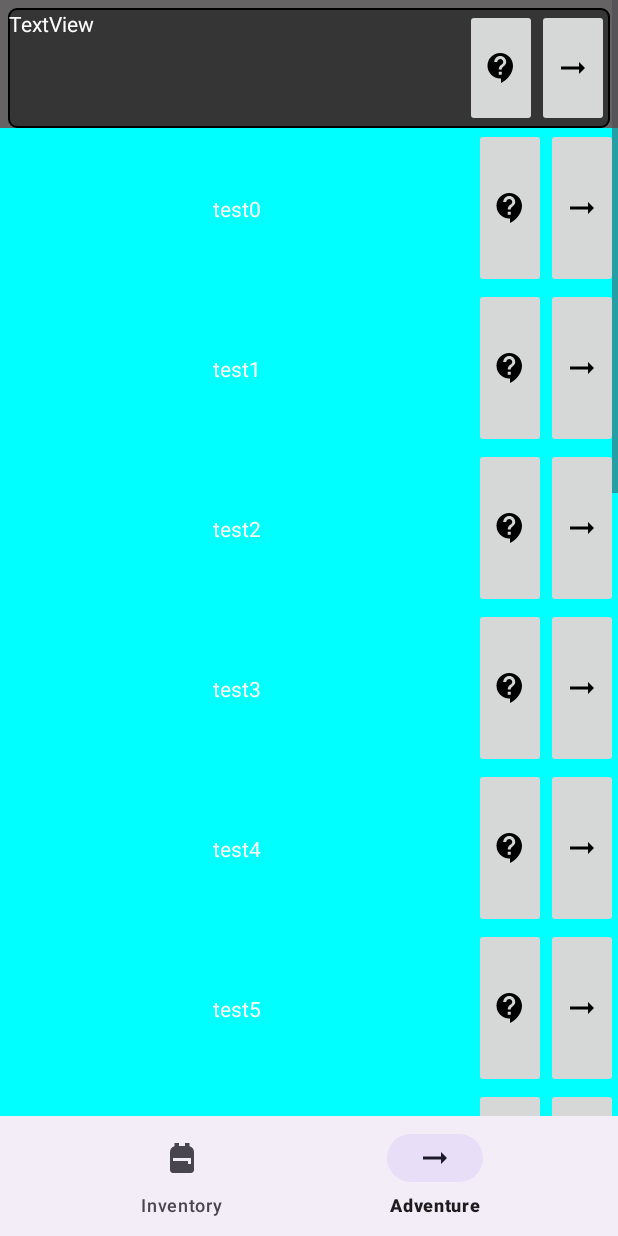
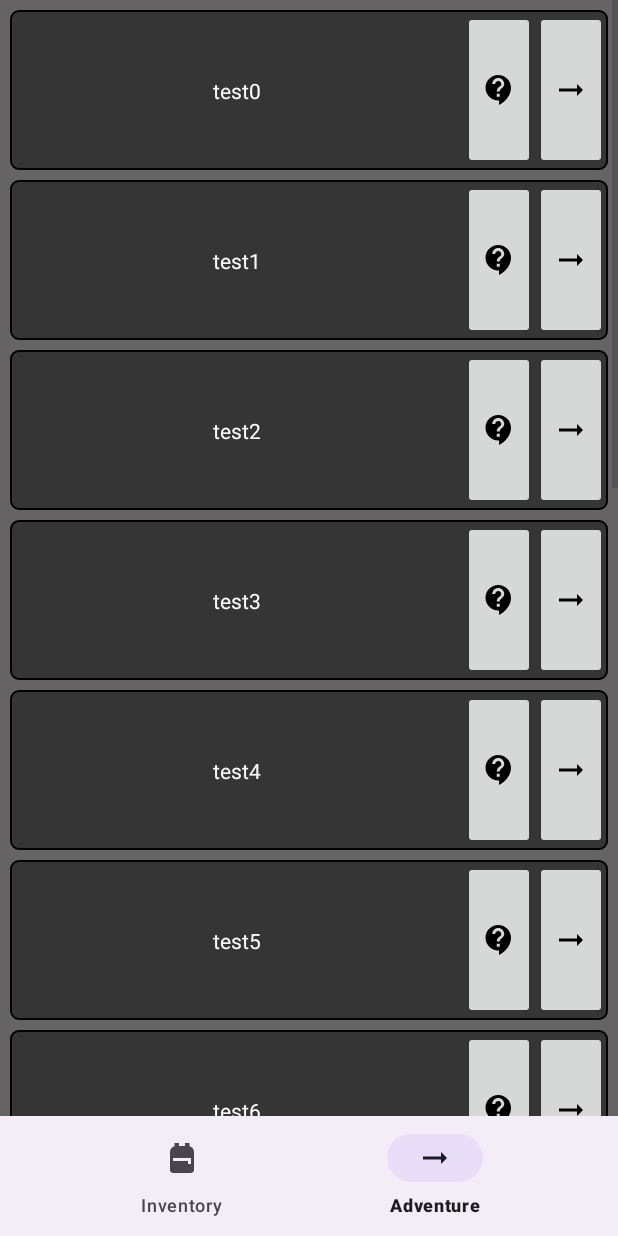
Before and after one commit to Kprzeslawski/MobileApp, an Android app: the screen it shows after launch (MainActivity), item 2 of the bottom bar chosen, on a phone screen of 412 x 824 dp. Run offline under Robolectric (Android 15) with nearby library versions, the phone set to English and light mode, and no system bars.

Commit message:
remove example record add background shape

```diff
--- a/app/src/main/java/com/example/app1/AdventureFragment.java
+++ b/app/src/main/java/com/example/app1/AdventureFragment.java
@@ -43,7 +43,7 @@ public class AdventureFragment extends Fragment {
                 ViewGroup.LayoutParams.MATCH_PARENT,
                 160
         ));
-        record.setBackgroundColor(Color.CYAN);
+        record.setBackgroundResource(R.drawable.rounded_corner);
 
         //create and add textview
         TextView textView = new TextView(requireContext());
@@ -85,28 +85,8 @@ public class AdventureFragment extends Fragment {
 
     public void init(View v) {
 
-//        <androidx.constraintlayout.widget.ConstraintLayout
-//        android:id="@+id/list_elem_2"
-//        android:layout_width="0dp"
-//        android:layout_height="80dp"
-//        app:layout_constraintLeft_toLeftOf="parent"
-//        app:layout_constraintRight_toRightOf="parent"
-//        app:layout_constraintTop_toBottomOf="@+id/list_elem_1">
-//            <TextView
-//        android:id="@+id/rec2"
-//        android:layout_width="0dp"
-//        android:layout_height="0dp"
-//        android:textColor="@color/white"
-//        android:text="TextView"
-//        app:layout_constraintBottom_toBottomOf="parent"
-//        app:layout_constraintEnd_toEndOf="parent"
-//        app:layout_constraintStart_toStartOf="parent"
-//        app:layout_constraintTop_toTopOf="parent" />
-//        </androidx.constraintlayout.widget.ConstraintLayout>
-
-
         ConstraintLayout par = v.findViewById(R.id.adv_list_parent);
-        int prev_id = R.id.list_elem_1;
+        int prev_id = ConstraintSet.PARENT_ID;
 
         for(int i=0;i<15;i++){
             ConstraintLayout rec = createNewTabElem("test"+i);
@@ -116,39 +96,21 @@ public class AdventureFragment extends Fragment {
             res_set.clone(par);
 
             res_set.connect(
-                    rec.getId(), ConstraintSet.LEFT, ConstraintSet.PARENT_ID, ConstraintSet.LEFT, 0
+                    rec.getId(), ConstraintSet.LEFT, ConstraintSet.PARENT_ID, ConstraintSet.LEFT, 10
             );
             res_set.connect(
-                    rec.getId(), ConstraintSet.RIGHT, ConstraintSet.PARENT_ID, ConstraintSet.RIGHT, 0
+                    rec.getId(), ConstraintSet.RIGHT, ConstraintSet.PARENT_ID, ConstraintSet.RIGHT, 10
             );
-            res_set.connect(
-                    rec.getId(), ConstraintSet.TOP, prev_id, ConstraintSet.BOTTOM, 0
-            );
+            if(prev_id != ConstraintSet.PARENT_ID)
+                res_set.connect(rec.getId(), ConstraintSet.TOP, prev_id, ConstraintSet.BOTTOM, 10);
+            else
+                res_set.connect(rec.getId(), ConstraintSet.TOP, ConstraintSet.PARENT_ID, ConstraintSet.TOP, 10);
+
+
             res_set.applyTo(par);
 
             prev_id = rec.getId();
         }
-
-
-//        TextView tv_rec = new TextView(requireContext());
-//        tv_rec.setText("Location Name");
-//        tv_rec.setTextColor(Color.WHITE);
-//
-//
-//
-//        TableLayout stk = (TableLayout) v.findViewById(R.id.table_main);
-//        TableRow tbrow0 = new TableRow(requireContext());
-//
-//        TextView tv0 = new TextView(requireContext());
-//        tv0.setText("Location Name");
-//        tv0.setTextColor(Color.WHITE);
-//        tbrow0.addView(tv0);
-//        TextView tv1 = new TextView(requireContext());
-//        tv1.setText("Requied Level");
-//        tv1.setTextColor(Color.WHITE);
-//        tbrow0.addView(tv1);
-//        stk.addView(tbrow0);
-
 //        AsyncFetchMethods.fetchLocations(location -> {
 //            TableRow tbrow = new TableRow(requireContext());
 //
--- a/app/src/main/res/layout/fragment_adventure.xml
+++ b/app/src/main/res/layout/fragment_adventure.xml
@@ -21,46 +21,6 @@
                 android:id="@+id/adv_list_parent"
                 android:layout_width="match_parent"
                 android:layout_height="match_parent">
-
-                <androidx.constraintlayout.widget.ConstraintLayout
-                    android:id="@+id/list_elem_1"
-                    android:layout_width="0dp"
-                    android:layout_height="80dp"
-                    android:layout_marginStart="5dp"
-                    android:layout_marginTop="5dp"
-                    android:layout_marginEnd="5dp"
-                    android:background="@drawable/rounded_corner"
-                    app:circularflow_radiusInDP="1"
-                    app:layout_constraintEnd_toEndOf="parent"
-                    app:layout_constraintStart_toStartOf="parent"
-                    app:layout_constraintTop_toTopOf="parent">
-
-                    <TextView
-                        android:id="@+id/rec1"
-                        android:layout_width="0dp"
-                        android:layout_height="0dp"
-                        android:text="TextView"
-                        android:textColor="@color/white"
-                        app:layout_constraintBottom_toBottomOf="parent"
-                        app:layout_constraintEnd_toStartOf="@+id/imageButton2"
-                        app:layout_constraintStart_toStartOf="parent"
-                        app:layout_constraintTop_toTopOf="parent" />
-
-                    <ImageButton
-                        android:id="@+id/imageButton2"
-                        android:layout_width="0dp"
-                        android:layout_height="match_parent"
-                        android:src="@drawable/more"
-                        app:layout_constraintEnd_toStartOf="@+id/imageButton" />
-
-                    <ImageButton
-                        android:id="@+id/imageButton"
-                        android:layout_width="0dp"
-                        android:layout_height="match_parent"
-                        android:src="@drawable/adventure"
-                        app:layout_constraintEnd_toEndOf="parent"
-                        tools:layout_editor_absoluteY="0dp" />
-                </androidx.constraintlayout.widget.ConstraintLayout>
             </androidx.constraintlayout.widget.ConstraintLayout>
         </LinearLayout>
     </ScrollView>
```
